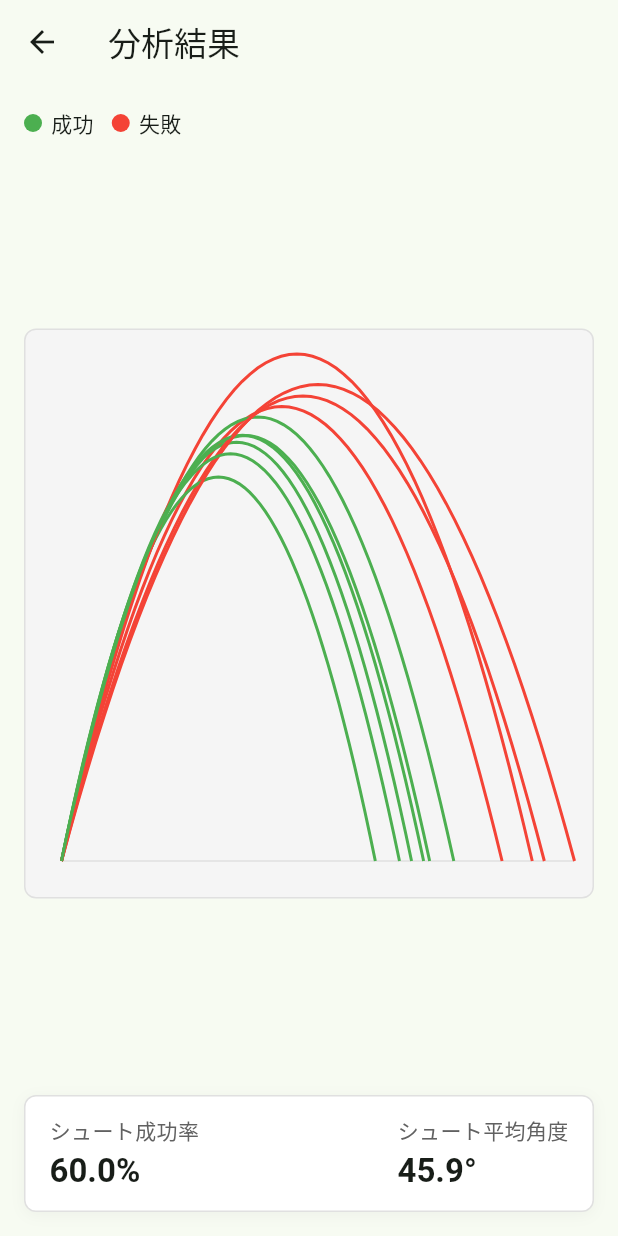
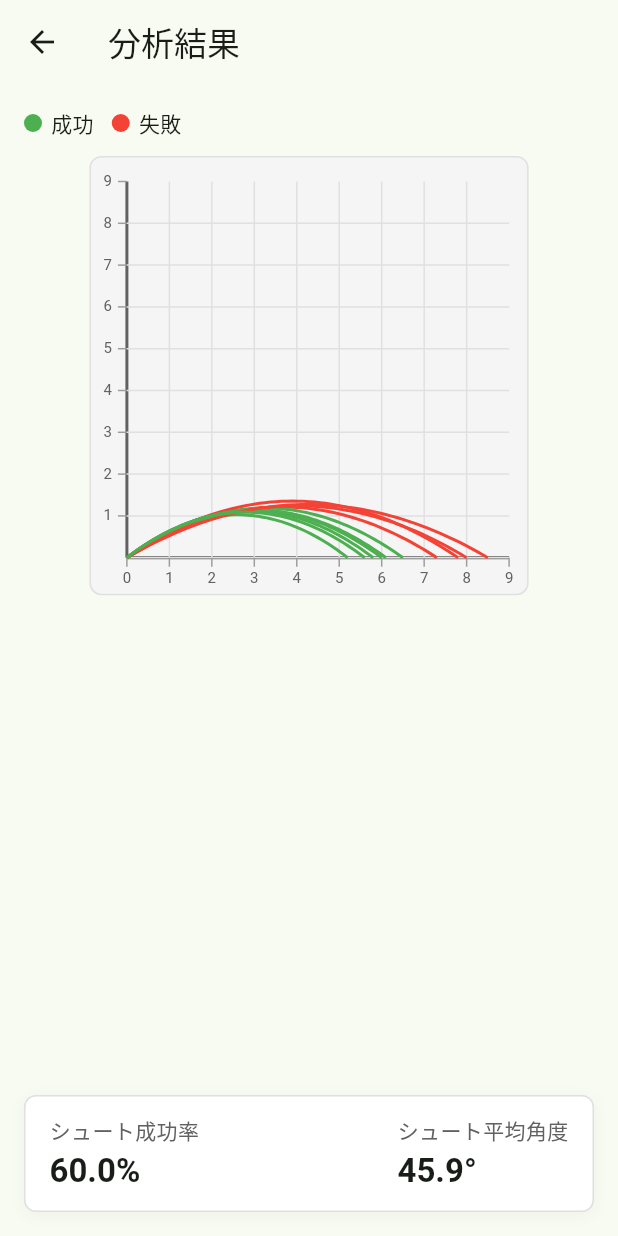
Before and after one commit to miyakp098/shot_trace_app, a Flutter app: the screen it shows after launch, after a tap on "分析結果", on a phone screen of 412 x 824 dp. Run offline on Flutter 3.47's test engine with Material 3 defaults, Android fonts, the light colour scheme and no system bars; our stand-ins replace camera, flutter_svg, gallery_saver; project files that could hold a hidden picture were left out.

Commit message:
メモリの追加、縦横比の固定

```diff
--- a/lib/screens/analysis/analysis_result_screen.dart
+++ b/lib/screens/analysis/analysis_result_screen.dart
@@ -50,6 +50,7 @@ class _AnalysisResultScreenState extends State<AnalysisResultScreen> {
             padding: const EdgeInsets.all(16),
             child: Column(
               crossAxisAlignment: CrossAxisAlignment.stretch,
+              mainAxisAlignment: MainAxisAlignment.start,
               children: [
                 // Legend
                 Row(
@@ -64,8 +65,10 @@ class _AnalysisResultScreenState extends State<AnalysisResultScreen> {
                 Expanded(
                   child: LayoutBuilder(
                     builder: (context, constraints) {
-                      final side = math.min(constraints.maxWidth, constraints.maxHeight);
-                      return Center(
+                      final maxGraphHeight = constraints.maxHeight * 0.48;
+                      final side = math.min(constraints.maxWidth, maxGraphHeight);
+                      return Align(
+                        alignment: Alignment.topCenter,
                         child: SizedBox(
                           width: side,
                           height: side,
@@ -145,36 +148,83 @@ class _ParabolaPainter extends CustomPainter {
 
   @override
   void paint(Canvas canvas, Size size) {
-    final bgPaint = Paint()
+    // 定数・スケール値を先頭で定義
+    const left = 24.0;
+    const right = 12.0;
+    const top = 16.0;
+    const fixedMaxD = 9.0;
+    const fixedMaxH = 9.0;
+    final maxH = fixedMaxH;
+    final groundY = size.height - 24;
+    final widthUsable = size.width - left - right;
+    final heightUsable = groundY - top;
+    final kx = widthUsable / fixedMaxD;
+    final ky = heightUsable / (maxH == 0 ? 1 : maxH);
+
+    // --- x軸・y軸の太線 ---
+    final axisPaint = Paint()
+      ..color = Colors.grey.shade700
+      ..strokeWidth = 2;
+    // x軸（y=0）
+    canvas.drawLine(Offset(left, groundY), Offset(size.width - right, groundY), axisPaint);
+    // y軸（x=0）
+    canvas.drawLine(Offset(left, groundY), Offset(left, top), axisPaint);
+
+      final bgPaint = Paint()
+        ..color = Colors.grey.shade300
+        ..style = PaintingStyle.stroke
+        ..strokeWidth = 1;
+
+      // Draw ground/base line
+      canvas.drawLine(Offset(left, groundY), Offset(size.width - right, groundY), bgPaint);
+
+    // --- グラフ内グリッド線（m単位） ---
+    final gridPaint = Paint()
       ..color = Colors.grey.shade300
-      ..style = PaintingStyle.stroke
       ..strokeWidth = 1;
+    // 横グリッド（高さ方向）
+    for (int m = 1; m < maxH; m++) {
+      final y = groundY - m * ky;
+      canvas.drawLine(Offset(left, y), Offset(size.width - right, y), gridPaint);
+    }
+    // 縦グリッド（距離方向）
+    for (int m = 1; m < fixedMaxD; m++) {
+      final x = left + m * kx;
+      canvas.drawLine(Offset(x, groundY), Offset(x, top), gridPaint);
+    }
 
-    // Draw ground/base line
-    final groundY = size.height - 24;
-    canvas.drawLine(Offset(24, groundY), Offset(size.width - 12, groundY), bgPaint);
+    // --- 横軸目盛り（1mごと） ---
+    final tickPaint = Paint()
+      ..color = Colors.grey.shade500
+      ..strokeWidth = 1;
+    final textStyle = TextStyle(color: Colors.grey[700], fontSize: 10);
+    for (int m = 0; m <= fixedMaxD; m++) {
+      final x = left + m * kx;
+      canvas.drawLine(Offset(x, groundY), Offset(x, groundY + 6), tickPaint);
+      final tp = TextPainter(
+        text: TextSpan(text: '$m', style: textStyle),
+        textDirection: TextDirection.ltr,
+      )..layout();
+      tp.paint(canvas, Offset(x - tp.width / 2, groundY + 8));
+    }
+
+    // --- 縦軸目盛り（1mごと） ---
+    for (int m = 1; m <= maxH; m++) {
+      final y = groundY - m * ky;
+      canvas.drawLine(Offset(left - 6, y), Offset(left, y), tickPaint);
+      final tp = TextPainter(
+        text: TextSpan(text: '$m', style: textStyle),
+        textDirection: TextDirection.ltr,
+      )..layout();
+      tp.paint(canvas, Offset(left - tp.width - 10, y - tp.height / 2));
+    }
 
     if (shots.isEmpty) return;
 
-    // Determine scaling based on max distance and peak height (derived from angle)
-    final maxD = shots.map((s) => s.shotDistance).reduce(math.max);
-    final peakHeights = shots.map((s) => _peakHeightFor(s));
-    final maxH = peakHeights.reduce(math.max);
-
-    // Margins
-    const left = 24.0;
-    const right = 12.0;
-    const top = 16.0;
-    final widthUsable = size.width - left - right;
-    final heightUsable = groundY - top;
-
-    // Scale factors to fit all parabolas
-    final kx = widthUsable / maxD; // meters -> px
-    final ky = heightUsable / (maxH == 0 ? 1 : maxH); // meters -> px
-
     for (final s in shots) {
       final path = Path();
-      final d = s.shotDistance;
+      // 横軸9mに合わせてスケーリング
+      final d = s.shotDistance > fixedMaxD ? fixedMaxD : s.shotDistance;
       final h = _peakHeightFor(s);
       final color = s.made ? Colors.green : Colors.red;
       final p = Paint()
```
